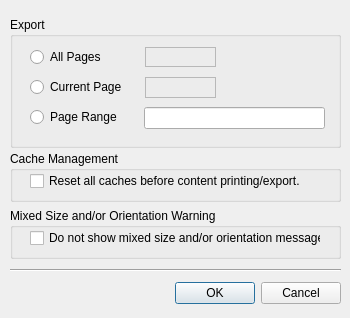
trevorsandy/lpub3d-ci, file mainApp/dialogexportpages.ui: the form before one commit.
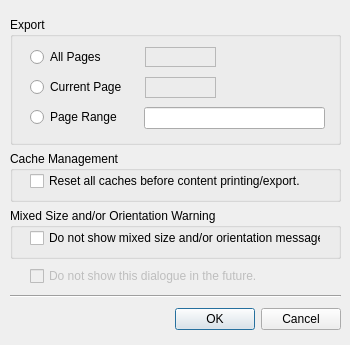
The form after the commit.

Commit message: Enhancement - Continuous page processing - final

```diff
--- a/mainApp/dialogexportpages.ui
+++ b/mainApp/dialogexportpages.ui
@@ -7,7 +7,7 @@
     <x>0</x>
     <y>0</y>
     <width>350</width>
-    <height>318</height>
+    <height>345</height>
    </rect>
   </property>
   <property name="windowTitle">
@@ -17,7 +17,7 @@
    <property name="geometry">
     <rect>
      <x>10</x>
-     <y>277</y>
+     <y>303</y>
      <width>331</width>
      <height>32</height>
     </rect>
@@ -38,7 +38,7 @@
      <x>10</x>
      <y>17</y>
      <width>331</width>
-     <height>131</height>
+     <height>128</height>
     </rect>
    </property>
    <property name="title">
@@ -147,7 +147,7 @@
    <property name="geometry">
     <rect>
      <x>10</x>
-     <y>260</y>
+     <y>286</y>
      <width>331</width>
      <height>20</height>
     </rect>
@@ -214,6 +214,25 @@
     </property>
    </widget>
   </widget>
+  <widget class="QCheckBox" name="doNotShowPageProcessDlgChk">
+   <property name="enabled">
+    <bool>false</bool>
+   </property>
+   <property name="geometry">
+    <rect>
+     <x>30</x>
+     <y>266</y>
+     <width>251</width>
+     <height>20</height>
+    </rect>
+   </property>
+   <property name="toolTip">
+    <string>Do not show this dialogue. You can reset this opton in Preferences.</string>
+   </property>
+   <property name="text">
+    <string>Do not show this dialogue in the future.</string>
+   </property>
+  </widget>
  </widget>
  <resources/>
  <connections>
```
Left out of the diff: 2 changed lines with no effect on the pictures. The commit also changes 17 other files.
